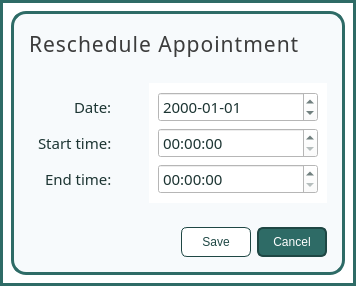
Old version of the form ui/popup_resched.ui in the repository karlito20/AdoraFlowProject.
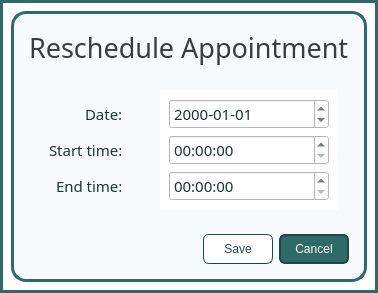
New version of the form.

```diff
--- a/ui/popup_resched.ui
+++ b/ui/popup_resched.ui
@@ -9,8 +9,8 @@
    <rect>
     <x>0</x>
     <y>0</y>
-    <width>344</width>
-    <height>230</height>
+    <width>378</width>
+    <height>269</height>
    </rect>
   </property>
   <property name="palette">
@@ -513,13 +513,12 @@
            <property name="font">
             <font>
              <family>Slate Medium</family>
-             <pointsize>16</pointsize>
+             <pointsize>20</pointsize>
             </font>
            </property>
            <property name="styleSheet">
             <string notr="true">#header_label {
 	color: rgb(60, 60, 60);
-	letter-spacing: 1px;
 }</string>
            </property>
            <property name="text">
```
